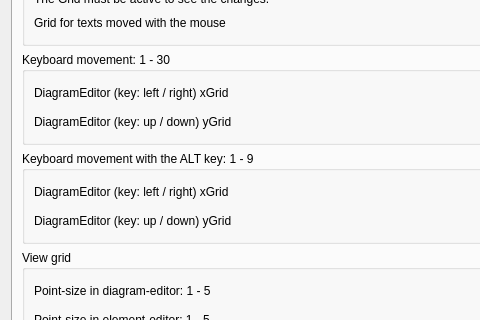
The window that sources/ui/configpage/generalconfigurationpage.ui (qelectrotech/qelectrotech-source-mirror) describes before a commit, drawn with Qt 5; both pictures show x 0 to 480 and y 141 to 461 of the 955 by 570 pixel window.
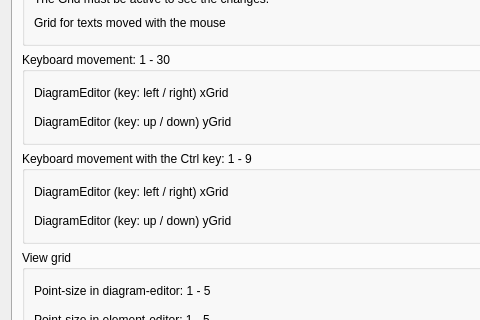
The same window after the commit. The open tabs and pages were chosen to show the change. Custom widgets are drawn as their Qt base class.

```diff
--- a/sources/ui/configpage/generalconfigurationpage.ui
+++ b/sources/ui/configpage/generalconfigurationpage.ui
@@ -1225,7 +1225,7 @@
        <item>
         <widget class="QGroupBox" name="groupBox_4">
          <property name="title">
-          <string>Keyboard movement with the ALT key: 1 - 9</string>
+          <string>Keyboard movement with the Ctrl key: 1 - 9</string>
          </property>
          <layout class="QGridLayout" name="gridLayout_11">
           <item row="0" column="1">
```
